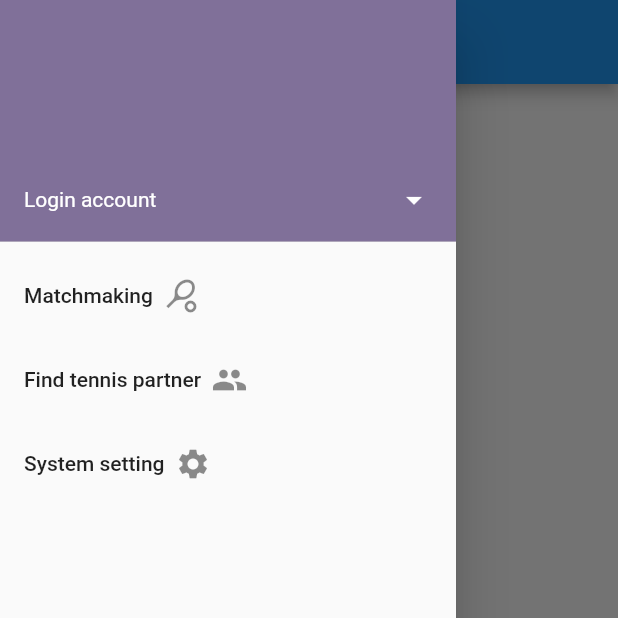
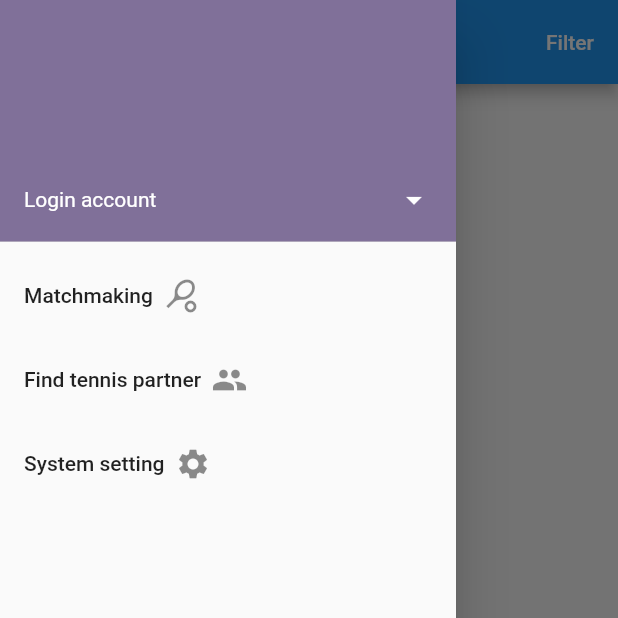
Before and after one commit to jackychoi26/play_tennis_hk, a Flutter app: the screen it shows after launch, with the side drawer open, on a phone screen of 412 x 824 dp, the top half of it. Run offline on Flutter 3.47's test engine with Material 2 defaults, Android fonts, the phone set to English and light mode, and no system bars; our stand-ins replace dio, flutter_riverpod, flutter_secure_storage; generated files the repository leaves out were written again; network calls fail.

Commit message:
feat: added filter button to the matchmaking screen

```diff
--- a/lib/features/matchmaking/ui/matchmaking_screen.dart
+++ b/lib/features/matchmaking/ui/matchmaking_screen.dart
@@ -17,6 +17,17 @@ class _MatchmakingScreenState extends State<MatchmakingScreen> {
     return Scaffold(
       appBar: AppBar(
         title: CustomText(AppLocalizations.of(context)?.matchmaking),
+        actions: [
+          TextButton(
+            style: TextButton.styleFrom(
+              foregroundColor: Colors.white,
+            ),
+            onPressed: () {},
+            child: CustomText(
+              AppLocalizations.of(context)?.filter,
+            ),
+          ),
+        ],
       ),
       body: const Center(
         child: TennisMatchListScreen(),
--- a/lib/features/profile/ui/districts_selection_screen.dart
+++ b/lib/features/profile/ui/districts_selection_screen.dart
@@ -49,6 +49,8 @@ class DistrictsSelectionScreenState extends State<DistrictsSelectionScreen> {
           AppLocalizations.of(context)?.chooseDistricts,
         ),
         actions: [
+          Row(
+            children: [
               TextButton(
                 style: TextButton.styleFrom(
                   foregroundColor: Colors.white,
@@ -67,6 +69,8 @@ class DistrictsSelectionScreenState extends State<DistrictsSelectionScreen> {
                 child: CustomText(
                   AppLocalizations.of(context)?.save,
                 ),
+              ),
+            ],
           ),
         ],
       ),
--- a/lib/l10n/app_en.arb
+++ b/lib/l10n/app_en.arb
@@ -36,5 +36,6 @@
   "tooManyDistricts": "You can only select up to 5 districts",
   "loginAccount": "Login account",
   "login": "Login",
-  "logout": "Logout"
+  "logout": "Logout",
+  "filter": "Filter"
 }
--- a/lib/l10n/app_zh.arb
+++ b/lib/l10n/app_zh.arb
@@ -36,5 +36,6 @@
   "tooManyDistricts": "你只能選擇最多5個地區",
   "loginAccount": "登入帳號",
   "login": "登入",
-  "logout": "登出"
+  "logout": "登出",
+  "filter": "篩選"
 }
```
Lines whose indentation alone changed are shown as unchanged.
